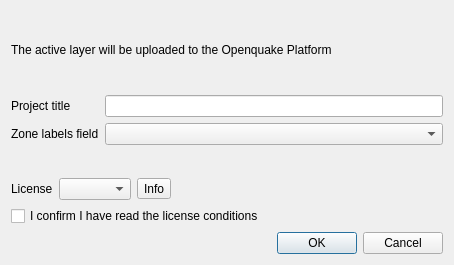
Old version of the form ui/ui_upload_settings.ui in the repository gem/oq-irmt-qgis.
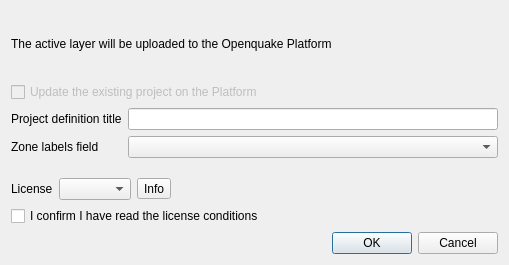
New version of the form.

Commit message: Enable to add a new project definition to a project already present on the platform

What changed in the file:
```diff
--- a/ui/ui_upload_settings.ui
+++ b/ui/ui_upload_settings.ui
@@ -6,7 +6,7 @@
    <rect>
     <x>0</x>
     <y>0</y>
-    <width>454</width>
+    <width>509</width>
     <height>265</height>
    </rect>
   </property>
@@ -21,6 +21,16 @@
      </property>
     </widget>
    </item>
+   <item>
+    <widget class="QCheckBox" name="update_chk">
+     <property name="enabled">
+      <bool>false</bool>
+     </property>
+     <property name="text">
+      <string>Update the existing project on the Platform</string>
+     </property>
+    </widget>
+   </item>
    <item>
     <layout class="QFormLayout" name="formLayout">
      <property name="fieldGrowthPolicy">
@@ -29,7 +39,7 @@
      <item row="0" column="0">
       <widget class="QLabel" name="label_4">
        <property name="text">
-        <string>Project title</string>
+        <string>Project definition title</string>
        </property>
       </widget>
      </item>
```
The commit also changes 5 other files.
